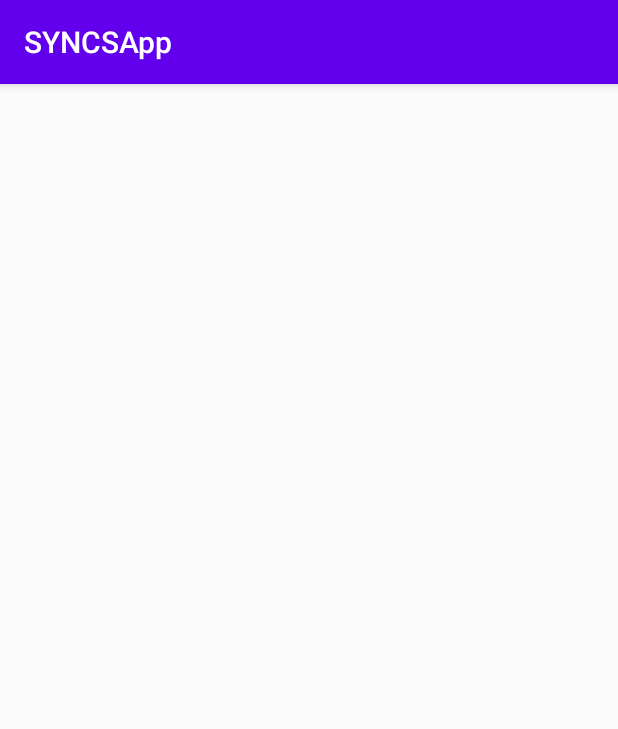
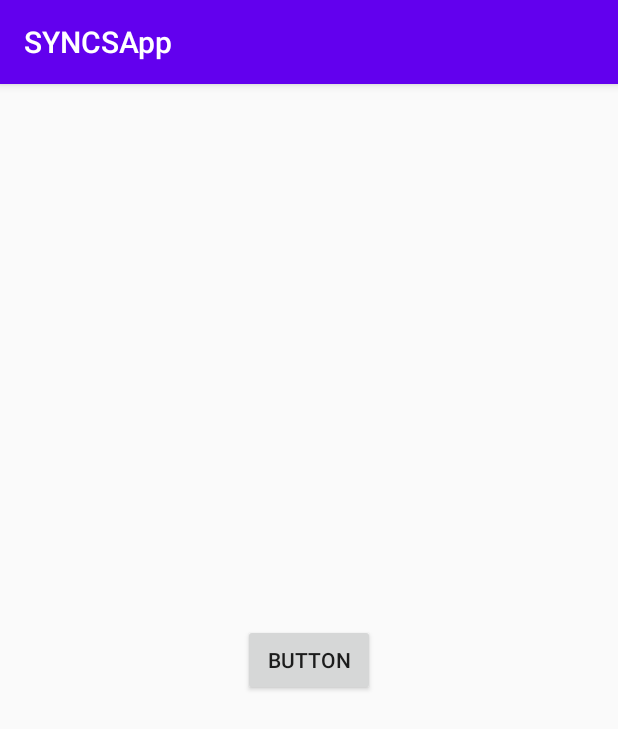
Before and after one commit to AndyLiu11037/SYNCS-hackathon, an Android app: the LeaderboardActivity screen opened directly, with no data from a screen before it, on a phone screen of 412 x 824 dp. Shown: the top 729 px of the screen. Run offline under Robolectric (Android 15) with nearby library versions, the phone set to English and light mode, and no system bars.

```diff
--- a/Front-End/app/src/main/res/layout/activity_leaderboard.xml
+++ b/Front-End/app/src/main/res/layout/activity_leaderboard.xml
@@ -6,4 +6,13 @@
     android:layout_height="match_parent"
     tools:context=".LeaderboardActivity">
 
+    <Button
+        android:id="@+id/button"
+        android:layout_width="wrap_content"
+        android:layout_height="wrap_content"
+        android:text="Button"
+        app:layout_constraintBottom_toBottomOf="parent"
+        app:layout_constraintEnd_toEndOf="parent"
+        app:layout_constraintStart_toStartOf="parent"
+        app:layout_constraintTop_toTopOf="parent" />
 </androidx.constraintlayout.widget.ConstraintLayout>
--- a/Front-End/app/src/main/res/layout/activity_main.xml
+++ b/Front-End/app/src/main/res/layout/activity_main.xml
@@ -42,7 +42,7 @@
         app:layout_constraintHorizontal_bias="0.496"
         app:layout_constraintStart_toStartOf="parent"
         app:layout_constraintTop_toTopOf="parent"
-        app:layout_constraintVertical_bias="0.151"
+        app:layout_constraintVertical_bias="0.153"
         app:srcCompat="@drawable/circle" />
 
     <Button
```
Also changed, not shown: 1 other file.
